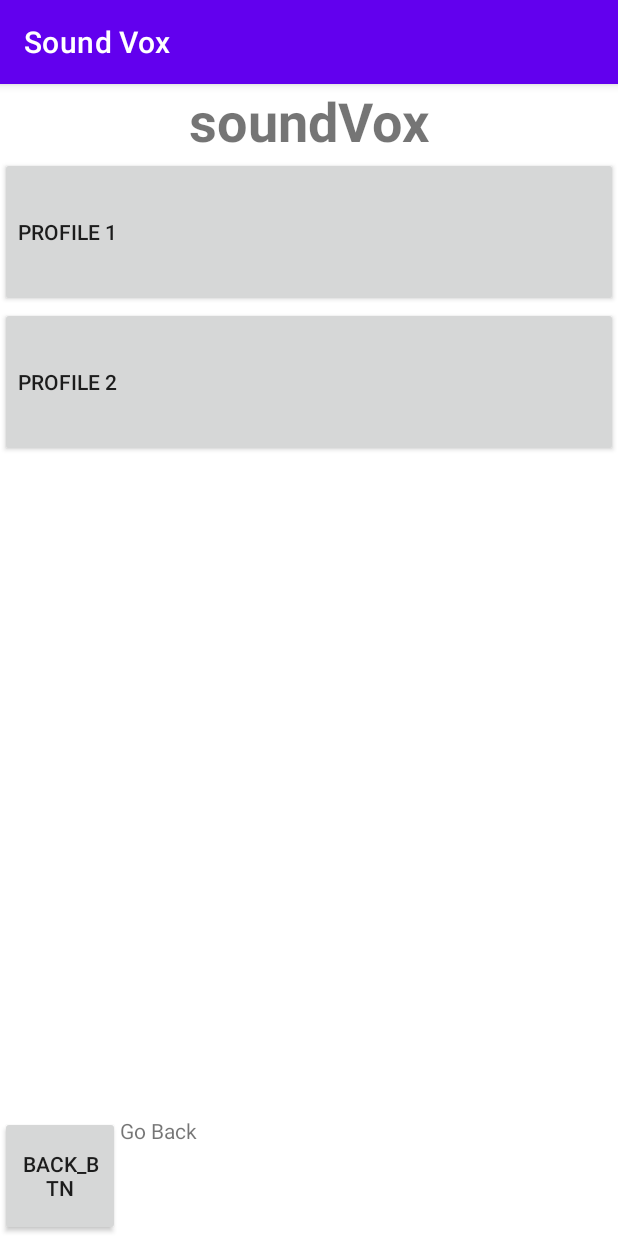
After one commit to katemagbitang/soundVox, an Android app: the ProfileActivity screen opened directly, with no data from a screen before it, on a phone screen of 412 x 824 dp. The commit adds this screen. Run offline under Robolectric (Android 15) with nearby library versions, the phone set to English and light mode, and no system bars.

Commit message:
initial profile screen brute force

```diff
--- a/app/src/main/AndroidManifest.xml
+++ b/app/src/main/AndroidManifest.xml
@@ -9,6 +9,7 @@
         android:roundIcon="@mipmap/ic_launcher_round"
         android:supportsRtl="true"
         android:theme="@style/Theme.SoundVox">
+        <activity android:name=".ProfileActivity"></activity>
         <activity android:name=".MainActivity">
             <intent-filter>
                 <action android:name="android.intent.action.MAIN" />
--- /dev/null
+++ b/app/src/main/java/ph/edu/dlsu/mobdeve/s17/magbitang/julianne/soundvox/ProfileActivity.java
@@ -0,0 +1,14 @@
+package ph.edu.dlsu.mobdeve.s17.magbitang.julianne.soundvox;
+
+import androidx.appcompat.app.AppCompatActivity;
+
+import android.os.Bundle;
+
+public class ProfileActivity extends AppCompatActivity {
+
+    @Override
+    protected void onCreate(Bundle savedInstanceState) {
+        super.onCreate(savedInstanceState);
+        setContentView(R.layout.activity_profile);
+    }
+}
--- a/app/src/main/res/layout/activity_main.xml
+++ b/app/src/main/res/layout/activity_main.xml
@@ -20,9 +20,13 @@
         android:id="@+id/sound_container"
         android:layout_width="match_parent"
         android:layout_height="0dp"
+        android:orientation="horizontal"
+        app:layout_constraintBottom_toTopOf="@id/profile_container"
         app:layout_constraintTop_toBottomOf="@id/app_label"
-        app:layout_constraintBottom_toTopOf="@id/profile_container"
-        android:orientation="horizontal" />
+        app:layout_constraintVertical_bias="0.0"
+        tools:layout_editor_absoluteX="0dp" >
+
+    </LinearLayout>
 
     <LinearLayout
         android:id="@+id/profile_container"
@@ -51,6 +55,7 @@
                 android:layout_width="match_parent"
                 android:layout_height="20dp"
                 android:text="Profile:"
+                android:textSize="20dp"
                 android:layout_weight="2"/>
 
             <androidx.appcompat.widget.AppCompatButton
--- /dev/null
+++ b/app/src/main/res/layout/activity_profile.xml
@@ -0,0 +1,72 @@
+<?xml version="1.0" encoding="utf-8"?>
+<androidx.constraintlayout.widget.ConstraintLayout xmlns:android="http://schemas.android.com/apk/res/android"
+    xmlns:app="http://schemas.android.com/apk/res-auto"
+    xmlns:tools="http://schemas.android.com/tools"
+    android:layout_width="match_parent"
+    android:layout_height="match_parent"
+    tools:context=".ProfileActivity">
+
+    <TextView
+        android:id="@+id/app_label"
+        android:layout_width="match_parent"
+        android:layout_height="wrap_content"
+        android:textAlignment="center"
+        android:textSize="36dp"
+        android:textStyle="bold"
+        android:text="soundVox"
+        app:layout_constraintTop_toTopOf="parent" />
+
+    <LinearLayout
+        android:id="@+id/profile_list_container"
+        android:layout_width="match_parent"
+        android:layout_height="0dp"
+        app:layout_constraintTop_toBottomOf="@id/app_label"
+        app:layout_constraintBottom_toTopOf="@id/goback_container"
+        android:orientation="vertical"
+        >
+
+        <androidx.appcompat.widget.AppCompatButton
+            android:id="@+id/profile_item_1_btn"
+            android:layout_width="match_parent"
+            android:layout_height="100dp"
+            android:text="Profile 1"
+            android:textAlignment="textStart"
+            />
+
+        <androidx.appcompat.widget.AppCompatButton
+            android:id="@+id/profile_item_2_btn"
+            android:layout_width="match_parent"
+            android:layout_height="100dp"
+            android:text="Profile 2"
+            android:textAlignment="textStart"/>
+
+
+    </LinearLayout>
+
+    <LinearLayout
+        android:id="@+id/goback_container"
+        android:layout_width="match_parent"
+        android:layout_height="80dp"
+        android:orientation="horizontal"
+        android:weightSum="10"
+        app:layout_constraintBottom_toBottomOf="parent">
+
+        <androidx.appcompat.widget.AppCompatButton
+            android:id="@+id/back_btn"
+            android:layout_width="10dp"
+            android:layout_height="match_parent"
+            android:layout_weight="2"
+            android:text="back_btn"
+            app:layout_constraintBottom_toBottomOf="parent" />
+
+        <TextView
+            android:id="@+id/goback_label"
+            android:layout_width="wrap_content"
+            android:layout_height="match_parent"
+            android:layout_weight="8"
+            android:text="Go Back"
+            />
+
+    </LinearLayout>
+
+</androidx.constraintlayout.widget.ConstraintLayout>
```
